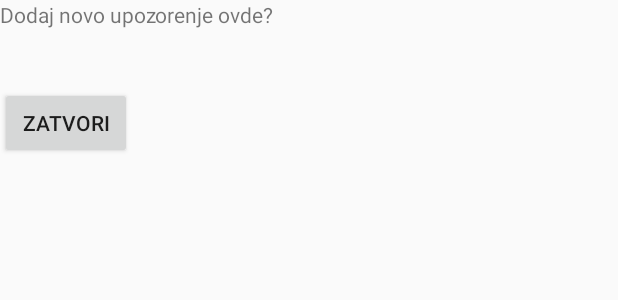
After one commit to rristovic/Pandur, an Android app: the layout add_new_post_dialog.xml on its own in the app's theme, with its tools: preview values and no code run, on a phone screen of 412 x 824 dp. The commit adds this screen. Shown: the top 300 px of the screen. Run offline under Robolectric (Android 15) with nearby library versions, the phone set to English and light mode, and no system bars.

Commit message:
moved UserCredentials; added popup dialog for inputing;

```diff
--- a/app/src/main/java/com/pandurbg/android/db/PostRepository.java
+++ b/app/src/main/java/com/pandurbg/android/db/PostRepository.java
@@ -8,6 +8,7 @@ import android.util.Log;
 import com.firebase.geofire.GeoFire;
 import com.firebase.geofire.GeoLocation;
 import com.firebase.geofire.GeoQuery;
+import com.firebase.geofire.GeoQueryDataEventListener;
 import com.firebase.geofire.GeoQueryEventListener;
 import com.google.firebase.database.DataSnapshot;
 import com.google.firebase.database.DatabaseError;
--- a/app/src/main/java/com/pandurbg/android/util/UserCredentials.java
+++ b/app/src/main/java/com/pandurbg/android/network/UserCredentials.java
@@ -1,4 +1,4 @@
-package com.pandurbg.android.util;
+package com.pandurbg.android.network;
 
 import com.google.android.gms.tasks.OnCompleteListener;
 import com.google.firebase.auth.AuthResult;
--- a/app/src/main/java/com/pandurbg/android/ui/LoginActivity.java
+++ b/app/src/main/java/com/pandurbg/android/ui/LoginActivity.java
@@ -11,7 +11,7 @@ import com.google.android.gms.tasks.Task;
 import com.google.firebase.auth.AuthResult;
 import com.pandurbg.android.R;
 import com.pandurbg.android.ui.MainActivity.MainActivity;
-import com.pandurbg.android.util.UserCredentials;
+import com.pandurbg.android.network.UserCredentials;
 import com.pandurbg.android.util.Utils;
 
 import butterknife.BindView;
--- a/app/src/main/java/com/pandurbg/android/ui/RegisterActivity.java
+++ b/app/src/main/java/com/pandurbg/android/ui/RegisterActivity.java
@@ -3,15 +3,13 @@ package com.pandurbg.android.ui;
 import android.support.annotation.NonNull;
 import android.support.v7.app.AppCompatActivity;
 import android.os.Bundle;
-import android.widget.Button;
 import android.widget.EditText;
 
 import com.google.android.gms.tasks.OnCompleteListener;
 import com.google.android.gms.tasks.Task;
 import com.google.firebase.auth.AuthResult;
 import com.pandurbg.android.R;
-import com.pandurbg.android.model.User;
-import com.pandurbg.android.util.UserCredentials;
+import com.pandurbg.android.network.UserCredentials;
 import com.pandurbg.android.util.Utils;
 
 import butterknife.BindView;
--- a/app/src/main/res/layout/activity_main.xml
+++ b/app/src/main/res/layout/activity_main.xml
@@ -5,6 +5,11 @@
     android:layout_height="match_parent"
     android:orientation="vertical"
     tools:context="com.pandurbg.android.ui.MainActivity.MainActivity">
+
+    <View
+        android:id="@+id/view_click_handler"
+        android:layout_width="match_parent"
+        android:layout_height="match_parent"></View>
 
     <fragment xmlns:android="http://schemas.android.com/apk/res/android"
         xmlns:tools="http://schemas.android.com/tools"
--- /dev/null
+++ b/app/src/main/res/layout/add_new_post_dialog.xml
@@ -0,0 +1,29 @@
+<?xml version="1.0" encoding="utf-8"?>
+<LinearLayout xmlns:android="http://schemas.android.com/apk/res/android"
+    android:layout_width="match_parent"
+    android:layout_height="wrap_content"
+    android:orientation="vertical">
+
+
+    <TextView
+        android:text="Dodaj novo upozorenje ovde?"
+        android:id="@+id/tv_post_street"
+        android:layout_width="wrap_content"
+        android:layout_height="wrap_content" />
+
+    <TextView
+        android:id="@+id/tv_post_time"
+        android:layout_width="wrap_content"
+        android:layout_height="wrap_content" />
+
+    <TextView
+        android:id="@+id/tv_post_description"
+        android:layout_width="wrap_content"
+        android:layout_height="wrap_content" />
+
+    <Button
+        android:text="Zatvori"
+        android:id="@+id/btn_close_popup"
+        android:layout_width="wrap_content"
+        android:layout_height="wrap_content" />
+</LinearLayout>
```
Also changed, not shown: app/src/main/java/com/pandurbg/android/ui/MainActivity/AddNewPostDialog.java (added, +56 -0 lines), app/src/main/java/com/pandurbg/android/ui/MainActivity/MainActivity.java (+47 -3 lines), app/src/main/java/com/pandurbg/android/ui/MainActivity/PostPopupDialog.java (added, +56 -0 lines), app/src/main/java/com/pandurbg/android/util/UIUtil.java (added, +11 -0 lines), app/src/main/res/layout/post_dialog_popup.xml (added, +28 -0 lines).
